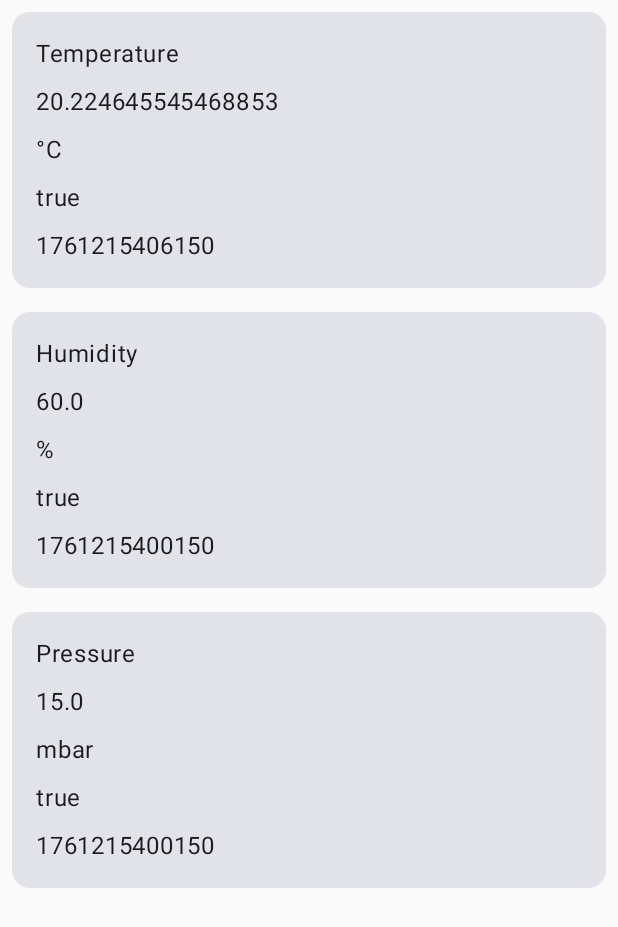
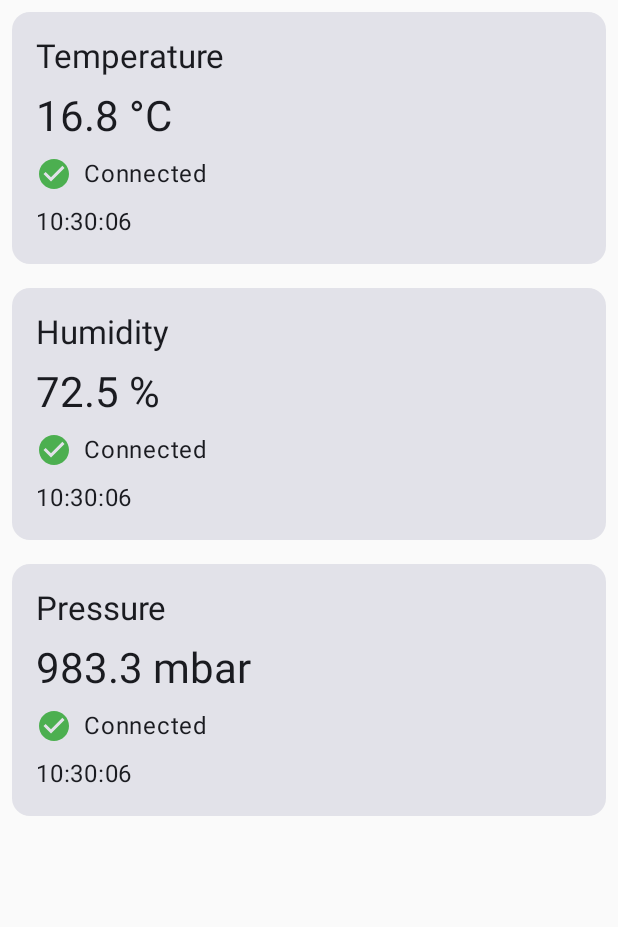
Before and after one commit to parissakalaee/sensor-iot, an Android app built with Jetpack Compose: the screen it shows after launch (MainActivity), on a phone screen of 412 x 824 dp. Shown: the top 927 px of the screen. Run offline under Robolectric (Android 15) with nearby library versions, the phone set to English and light mode, and no system bars.

Commit message:
feat(ui): Simulate all sensors and enhance SensorCard
Simulates values for all sensors (Temperature, Humidity, and Pressure) in the `DashboardViewModel`.

The `SensorCard` is enhanced to:
- Improve typography and styling.
- Display a formatted value with its unit.
- Show an icon and text for the connection status.
- Format the timestamp to a human-readable `HH:mm:ss` format.

```diff
--- a/app/src/main/java/com/parissakalaee/sensorIoT/ui/components/SensorCard.kt
+++ b/app/src/main/java/com/parissakalaee/sensorIoT/ui/components/SensorCard.kt
@@ -1,17 +1,30 @@
 package com.parissakalaee.sensorIoT.ui.components
 
 import androidx.compose.foundation.layout.Column
+import androidx.compose.foundation.layout.Row
 import androidx.compose.foundation.layout.Spacer
 import androidx.compose.foundation.layout.fillMaxWidth
 import androidx.compose.foundation.layout.height
 import androidx.compose.foundation.layout.padding
+import androidx.compose.foundation.layout.size
+import androidx.compose.foundation.layout.width
+import androidx.compose.material.icons.Icons
+import androidx.compose.material.icons.filled.CheckCircle
+import androidx.compose.material.icons.filled.Warning
 import androidx.compose.material3.Card
+import androidx.compose.material3.Icon
+import androidx.compose.material3.MaterialTheme
 import androidx.compose.material3.Text
 import androidx.compose.runtime.Composable
+import androidx.compose.ui.Alignment
 import androidx.compose.ui.Modifier
+import androidx.compose.ui.graphics.Color
 import androidx.compose.ui.tooling.preview.Preview
 import androidx.compose.ui.unit.dp
 import com.parissakalaee.sensorIoT.data.SensorReading
+import java.text.SimpleDateFormat
+import java.util.Date
+import java.util.Locale
 
 
 @Composable
@@ -24,17 +37,51 @@ fun SensorCard (sensor: SensorReading) {
         Column (
             modifier = Modifier.padding(16.dp)
         ) {
-            Text(sensor.name)
+            Text(
+                text = sensor.name,
+                style = MaterialTheme.typography.titleLarge
+            )
             Spacer(modifier = Modifier.height(8.dp))
-            Text(sensor.value.toString())
+            Text(
+                text = "%.1f %s".format(sensor.value, sensor.unit),
+                style = MaterialTheme.typography.headlineMedium
+            )
             Spacer(modifier = Modifier.height(8.dp))
-            Text(sensor.unit)
+
+            Row (verticalAlignment = Alignment.CenterVertically){
+                Icon(
+                    imageVector = if (sensor.isConnected) {
+                        Icons.Filled.CheckCircle
+                    } else {
+                        Icons.Filled.Warning
+                    },
+                    tint = if (sensor.isConnected) {
+                        Color(0xFF4CAF50)
+                    } else {
+                        Color.Red
+                    },
+                    contentDescription = "Connection Status",
+                    modifier = Modifier.size(24.dp)
+                )
+                Spacer(modifier = Modifier.width(8.dp))
+                Text(
+                    text = if (sensor.isConnected) {
+                        "Connected"
+                    } else {
+                        "Disconnected"
+                    },
+                )}
             Spacer(modifier = Modifier.height(8.dp))
-            Text(sensor.isConnected.toString())
-            Spacer(modifier = Modifier.height(8.dp))
-            Text(sensor.timestamp.toString())
+            Text(
+                text = formatTimestamp(sensor.timestamp)
+            )
         }
     }
+}
+
+private fun formatTimestamp(timestamp: Long): String {
+    val formatter = SimpleDateFormat("HH:mm:ss", Locale.getDefault())
+    return formatter.format(Date(timestamp))
 }
 
 @Preview(showBackground = true)
--- a/app/src/main/java/com/parissakalaee/sensorIoT/viewmodels/DashboardViewModel.kt
+++ b/app/src/main/java/com/parissakalaee/sensorIoT/viewmodels/DashboardViewModel.kt
@@ -13,26 +13,38 @@ import kotlin.random.Random
 class DashboardViewModel : ViewModel() {
 
     init {
-        startSimulatingTemperature()
+        startSimulatingValues()
     }
 
     private val repository = SensorRepository()
     private val _sensors = MutableStateFlow(repository.getSensors())
     val sensors: StateFlow<List<SensorReading>> = _sensors
 
-    private fun startSimulatingTemperature() {
-        var i = 0.0
+    private fun startSimulatingValues() {
         viewModelScope.launch {
             while (true) {
                 delay(2000)
                 _sensors.value =  _sensors.value.map {
-                    if(it.id == "Temp_XD"){
-                        it.copy(
-                            value = Random.nextDouble(15.0, 30.0),
-                            timestamp = System.currentTimeMillis()
-                        )
-                    }else{
-                        it
+                    when(it.id){
+                        "Temp_XD" ->{
+                            it.copy(
+                                value = Random.nextDouble(15.0, 30.0),
+                                timestamp = System.currentTimeMillis()
+                            )
+                        }
+                        "Humid_FR"->{
+                            it.copy(
+                                value = Random.nextDouble(30.0, 80.0),
+                                timestamp = System.currentTimeMillis()
+                            )
+                        }
+                        "Pres_uY"->{
+                            it.copy(
+                                value = Random.nextDouble(980.0, 1020.0),
+                                timestamp = System.currentTimeMillis()
+                            )
+                        }
+                        else -> it
                     }
                 }
             }
```
